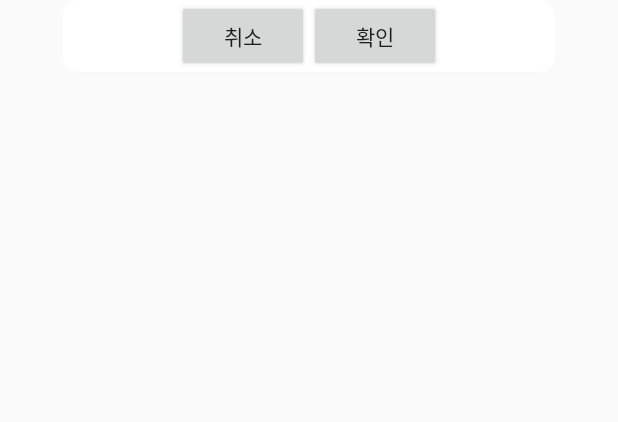
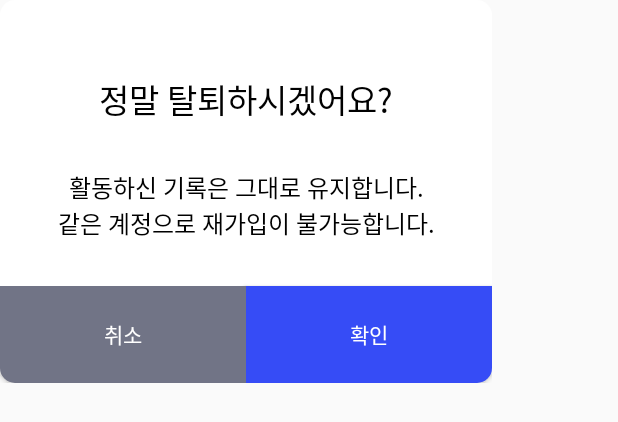
Before and after one commit to ChoiAhHyun/team05_android, an Android app: the layout dialog_withdraw.xml on its own in the app's theme, with its tools: preview values and no code run, on a phone screen of 412 x 824 dp. Shown: the top 422 px of the screen. Run offline under Robolectric (Android 15) with nearby library versions, the phone set to English and light mode, and no system bars.

Commit message:
회원 탈퇴 다이얼로그

```diff
--- a/app/src/main/res/layout/dialog_withdraw.xml
+++ b/app/src/main/res/layout/dialog_withdraw.xml
@@ -1,32 +1,66 @@
 <?xml version="1.0" encoding="utf-8"?>
-<LinearLayout xmlns:android="http://schemas.android.com/apk/res/android"
-    xmlns:app="http://schemas.android.com/apk/res-auto"
-    android:orientation="vertical"
-    android:layout_width="match_parent"
-    android:layout_height="match_parent"
-    android:layout_gravity="center_horizontal"
-    android:background="@android:color/transparent"
-    android:gravity="center_horizontal">
-    <androidx.cardview.widget.CardView
+<androidx.constraintlayout.widget.ConstraintLayout xmlns:android="http://schemas.android.com/apk/res/android"
     android:layout_width="328dp"
     android:layout_height="wrap_content"
-        app:cardCornerRadius="10dp">
-        <LinearLayout
+    android:background="@drawable/bgr_rounded_dialog"
+    xmlns:app="http://schemas.android.com/apk/res-auto">
+
+    <TextView
+        android:id="@+id/txt_dialog_title"
+        android:layout_marginTop="49.2dp"
+        app:layout_constraintTop_toTopOf="parent"
+        app:layout_constraintLeft_toLeftOf="parent"
+        app:layout_constraintRight_toRightOf="parent"
         android:layout_width="wrap_content"
         android:layout_height="wrap_content"
-            android:orientation="horizontal"
-            android:layout_gravity="center">
-            <Button
-                android:id="@+id/cancel"
+        android:textSize="22sp"
+        android:textColor="@color/black"
+        android:text="정말 탈퇴하시겠어요?"
+        />
+
+    <TextView
+        android:id="@+id/txt_dialog_subtitle"
+        android:textAlignment="center"
+        android:layout_marginTop="30dp"
+        app:layout_constraintLeft_toLeftOf="parent"
+        app:layout_constraintRight_toRightOf="parent"
+        app:layout_constraintTop_toBottomOf="@id/txt_dialog_title"
         android:layout_width="wrap_content"
         android:layout_height="wrap_content"
-                android:text="취소"/>
+        android:textSize="16dp"
+        android:textColor="#000000"
+        android:text="활동하신 기록은 그대로 유지합니다.\n같은 계정으로 재가입이 불가능합니다."
+        />
+
     <Button
-                android:id="@+id/ok"
-                android:layout_width="wrap_content"
-                android:layout_height="wrap_content"
-                android:text="확인"/>
-        </LinearLayout>
+        android:id="@+id/btn_dialog_no"
+        android:background="@drawable/bgr_rounded_dialog_left_bottom"
+        android:backgroundTint="#717486"
+        app:layout_constraintTop_toBottomOf="@id/txt_dialog_hint"
+        android:layout_marginTop="30dp"
+        app:layout_constraintLeft_toLeftOf="parent"
+        app:layout_constraintBottom_toBottomOf="parent"
+        android:layout_width="0dp"
+        android:layout_height="64.8dp"
+        android:text="취소"
+        android:textColor="@color/white"
+        app:layout_constraintRight_toLeftOf="@id/btn_dialog_yes"
+        />
 
-    </androidx.cardview.widget.CardView>
-</LinearLayout>
+    <Button
+        android:id="@+id/btn_dialog_yes"
+        app:layout_constraintLeft_toRightOf="@id/btn_dialog_no"
+        app:layout_constraintTop_toBottomOf="@id/txt_dialog_subtitle"
+        android:layout_marginTop="30dp"
+        android:backgroundTint ="#364cf6"
+        android:background="@drawable/bgr_rounded_dialog_right_bottom"
+        android:text="확인"
+        android:textColor="@color/white"
+        app:layout_constraintRight_toRightOf="parent"
+        app:layout_constraintBottom_toBottomOf="parent"
+        android:layout_width="0dp"
+        android:layout_height="64.8dp"
+
+        />
+
+</androidx.constraintlayout.widget.ConstraintLayout>
--- a/app/src/main/res/layout/fragment_mypage.xml
+++ b/app/src/main/res/layout/fragment_mypage.xml
@@ -63,7 +63,7 @@
         android:layout_width="wrap_content"
         android:layout_height="wrap_content"
         android:orientation="horizontal"
-        android:layout_marginTop="21.3dp"
+        android:layout_marginTop="17.3dp"
         android:layout_marginBottom="16dp"
         android:gravity="center_vertical"
         app:layout_constraintTop_toBottomOf="@+id/tv_userNick"
@@ -101,7 +101,8 @@
             app:tabIndicatorHeight="6dp"
             app:tabIndicator="@drawable/selected_dot"
             app:tabIndicatorColor="@color/color_0000ff"
-            android:paddingTop="15dp">
+            android:paddingTop="10dp"
+            android:paddingBottom="5dp">
         </com.google.android.material.tabs.TabLayout>
         <androidx.viewpager.widget.ViewPager
             android:id="@+id/view_pager"
```
Also changed, not shown: app/src/main/java/com/yapp14th/yappapp/dialog/WithdrawDialog.java (added, +62 -0 lines), app/src/main/java/com/yapp14th/yappapp/view/activity/SettingActivity.java (+24 -9 lines), app/src/main/res/layout/activity_setting.xml (+27 -27 lines). Lines whose indentation alone changed are shown as unchanged.
